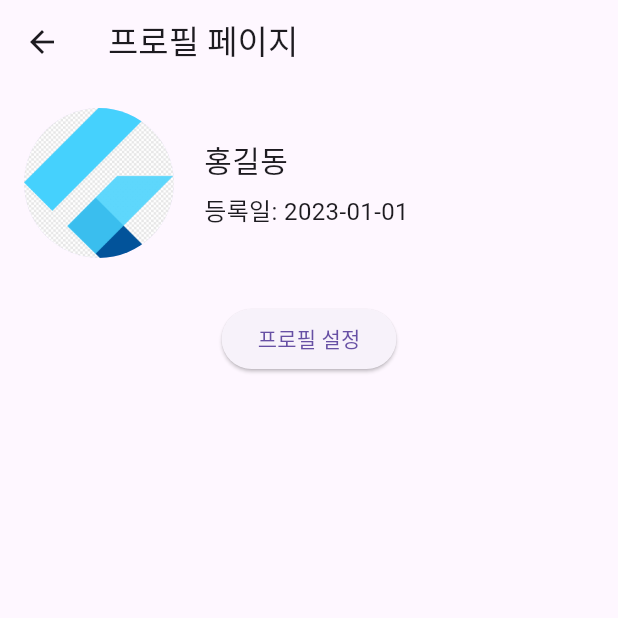
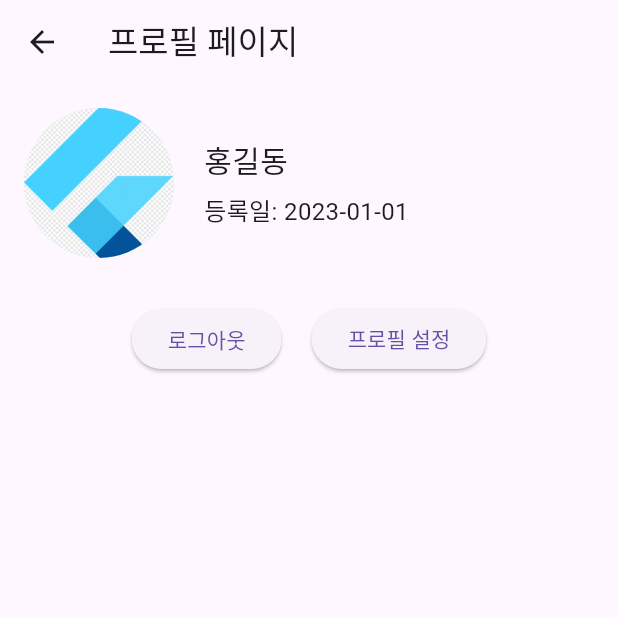
Before and after one commit to daneck99/Mobile_app_dev, a Flutter app: the ProfilePage screen opened directly, on a phone screen of 412 x 824 dp, the top half of it. Run offline on Flutter 3.47's test engine with Material 3 defaults, Android fonts, the phone set to English and light mode, and no system bars; our stand-ins replace cloud_firestore, firebase_auth, firebase_core, geolocator, google_maps_flutter, image_picker and 2 more; accounts and stored records are empty.

```diff
--- a/lib/widgets/homePage/home_page.dart
+++ b/lib/widgets/homePage/home_page.dart
@@ -16,7 +16,7 @@ class _HomePageState extends State<HomePage> {
 
   final List<Widget> _pages = [
     TaskListScreen(),
-    MapScreen(), // MapScreenPage로 이동
+    MapScreen(),
     CalendarPage(),
     ProfilePage(),
   ];
--- a/lib/widgets/profilePage/profile.dart
+++ b/lib/widgets/profilePage/profile.dart
@@ -2,6 +2,7 @@ import 'package:flutter/material.dart';
 import 'package:image_picker/image_picker.dart';
 import 'dart:io';
 import '/widgets/common/bottom_nav_bar.dart';
+import 'package:firebase_auth/firebase_auth.dart';
 
 class ProfilePage extends StatefulWidget {
   @override
@@ -111,9 +112,23 @@ class _ProfilePageState extends State<ProfilePage> {
               ],
             ),
             SizedBox(height: 30),
-            ElevatedButton(
-              onPressed: _showEditDialog,
-              child: Text('프로필 설정'),
+            Row(
+              mainAxisAlignment: MainAxisAlignment.center,
+              children: [
+                ElevatedButton(
+                  onPressed: (){
+                    FirebaseAuth.instance.signOut();
+                  },
+                  child: Text('로그아웃'),
+                ),
+                SizedBox(
+                  width: 20,
+                ),
+                ElevatedButton(
+                  onPressed: _showEditDialog,
+                  child: Text('프로필 설정'),
+                ),
+              ],
             ),
             SizedBox(height: 20),
           ],
--- a/pubspec.yaml
+++ b/pubspec.yaml
@@ -40,6 +40,10 @@ dependencies:
   # Use with the CupertinoIcons class for iOS style icons.
   cupertino_icons: ^1.0.8
   intl: ^0.19.0
+  firebase_core: ^3.8.0
+  firebase_auth: ^5.3.3
+  modal_progress_hud_nsn: ^0.5.0
+  cloud_firestore: ^5.5.0
 
 dev_dependencies:
   flutter_test:
```
Also changed, not shown: lib/main.dart (+20 -1 lines), firebase.json (added), lib/firebase_options.dart (added), pubspec.lock, 3 other files.
